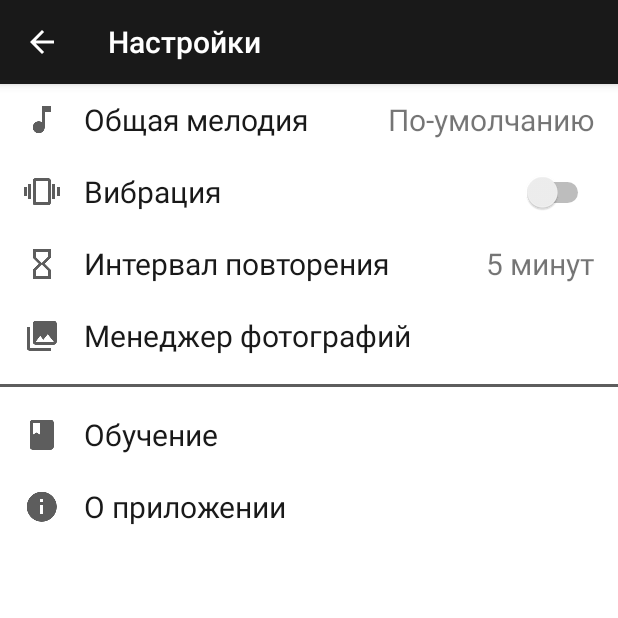
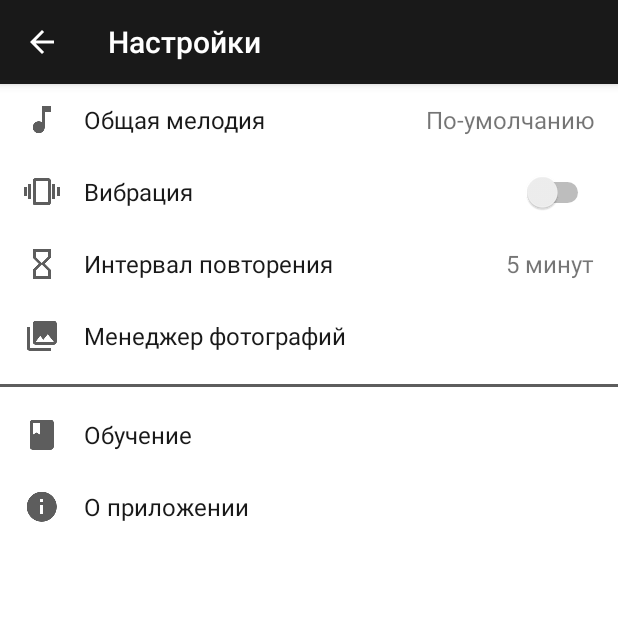
Before and after one commit to alexpdk/CruelAlarm, an Android app: the SettingsActivity screen opened directly, with no data from a screen before it, on a phone screen of 412 x 824 dp, the top half of it. Run offline under Robolectric (Android 15) with nearby library versions, the phone set to English and light mode, and no system bars.

Commit message:
Fix design issues

```diff
--- a/app/src/main/java/com/weiaett/cruelalarm/alarm_list/AlarmListAdapter.java
+++ b/app/src/main/java/com/weiaett/cruelalarm/alarm_list/AlarmListAdapter.java
@@ -107,7 +107,7 @@ class AlarmListAdapter extends RecyclerView.Adapter<RecyclerView.ViewHolder> {
                         context.getResources().getColor(R.color.colorNotActive));
                 listViewHolder.clearAlarmView.setClickable(!isSelectionMode());
                 listViewHolder.clearAlarmView.setVisibility(isSelectionMode() ? View.INVISIBLE : View.VISIBLE);
-                listViewHolder.expandAlarmView.setVisibility(isSelectionMode() ? View.GONE : View.VISIBLE);
+                listViewHolder.expandAlarmView.setVisibility(isSelectionMode() ? View.INVISIBLE : View.VISIBLE);
                 listViewHolder.timeView.setText(listViewHolder.item.getTime());
                 listViewHolder.toneView.setText(listViewHolder.item.getTone());
                 listViewHolder.descriptionView.setText(listViewHolder.item.getDescription());
--- a/app/src/main/java/com/weiaett/cruelalarm/utils/Utils.java
+++ b/app/src/main/java/com/weiaett/cruelalarm/utils/Utils.java
@@ -58,7 +58,7 @@ public class Utils {
 
     public static void expand(final View view) {
         view.setVisibility(View.VISIBLE);
-        int finalHeight = dpToPx(120); // TODO: get real height
+        int finalHeight = dpToPx(155); // TODO: get real height
         ValueAnimator animator = slideAnimator(view, 0, finalHeight);
         animator.addListener(new Animator.AnimatorListener() {
             @Override
--- a/app/src/main/res/layout/activity_settings.xml
+++ b/app/src/main/res/layout/activity_settings.xml
@@ -33,7 +33,7 @@
 
         <TextView
             android:text="Интервал повторения"
-            android:textSize="20sp"
+            android:textSize="16sp"
             android:drawableStart="@drawable/ic_hourglass_empty_black_24dp"
             android:drawableTint="@color/colorGreyText"
             android:textColor="@color/colorPrimary"
@@ -47,7 +47,7 @@
 
         <TextView
             android:text="5 минут"
-            android:textSize="20sp"
+            android:textSize="16sp"
             android:layout_width="wrap_content"
             android:layout_height="48dp"
             android:layout_marginEnd="16dp"
@@ -58,7 +58,7 @@
 
     <TextView
         android:text="Менеджер фотографий"
-        android:textSize="20sp"
+        android:textSize="16sp"
         android:drawableStart="@drawable/ic_photo_library_black_24dp"
         android:drawableTint="@color/colorGreyText"
         android:textColor="@color/colorPrimary"
@@ -80,7 +80,7 @@
 
     <TextView
         android:text="Обучение"
-        android:textSize="20sp"
+        android:textSize="16sp"
         android:drawableStart="@drawable/ic_book_black_24dp"
         android:drawableTint="@color/colorGreyText"
         android:textColor="@color/colorPrimary"
@@ -93,7 +93,7 @@
 
     <TextView
         android:text="О приложении"
-        android:textSize="20sp"
+        android:textSize="16sp"
         android:drawableStart="@drawable/ic_info_black_24dp"
         android:drawableTint="@color/colorGreyText"
         android:textColor="@color/colorPrimary"
--- a/app/src/main/res/layout/dialog_bulk_alarm_settings.xml
+++ b/app/src/main/res/layout/dialog_bulk_alarm_settings.xml
@@ -9,7 +9,7 @@
 
     <TextView
         android:text="Фото"
-        android:textSize="20sp"
+        android:textSize="16sp"
         android:drawableStart="@drawable/ic_photo_library_black_24dp"
         android:drawableTint="@color/colorGreyText"
         android:textColor="@color/colorPrimary"
--- a/app/src/main/res/layout/settings_tone_vibro_items.xml
+++ b/app/src/main/res/layout/settings_tone_vibro_items.xml
@@ -11,7 +11,7 @@
 
         <TextView
             android:text="Общая мелодия"
-            android:textSize="20sp"
+            android:textSize="16sp"
             android:drawableStart="@drawable/ic_music_note_black_24dp"
             android:drawableTint="@color/colorGreyText"
             android:textColor="@color/colorPrimary"
@@ -25,7 +25,7 @@
 
         <TextView
             android:layout_width="wrap_content"
-            android:textSize="20sp"
+            android:textSize="16sp"
             android:layout_height="48dp"
             android:layout_marginEnd="16dp"
             android:gravity="center_vertical|end"
@@ -35,7 +35,7 @@
 
     <Switch
         android:text="Вибрация"
-        android:textSize="20sp"
+        android:textSize="16sp"
         android:drawableStart="@drawable/ic_vibration_black_24dp"
         android:drawableTint="@color/colorGreyText"
         android:textColor="@color/colorPrimary"
```
Also changed, not shown: app/src/main/res/layout/card_alarm_expanded.xml (+8 -8 lines), app/src/main/res/drawable-hdpi/ic_keyboard_arrow_up_black_18dp.png (added), app/src/main/res/drawable-mdpi/ic_keyboard_arrow_up_black_18dp.png (added), app/src/main/res/drawable-xhdpi/ic_keyboard_arrow_up_black_18dp.png (added), app/src/main/res/drawable-xxhdpi/ic_keyboard_arrow_up_black_18dp.png (added), app/src/main/res/drawable-xxxhdpi/ic_keyboard_arrow_up_black_18dp.png (added).
